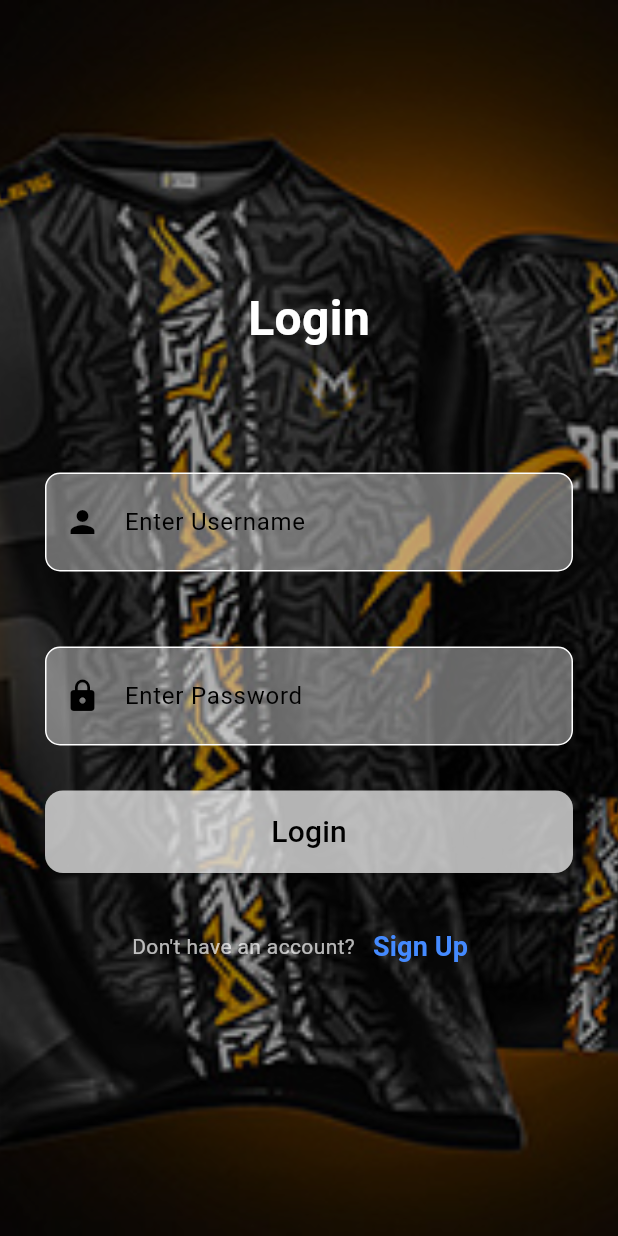
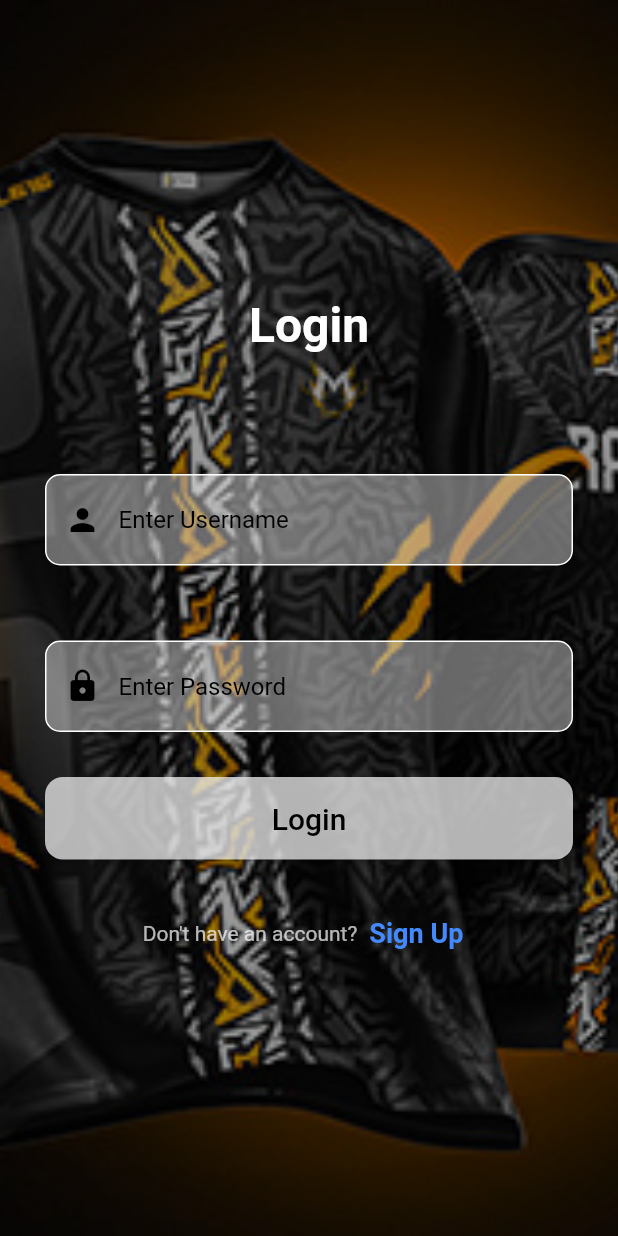
Before and after one commit to Mohitkhanal007/Grocery_store_app, a Flutter app: the screen it shows after launch, on a phone screen of 412 x 824 dp. Run offline on Flutter 3.47's test engine with Material 3 defaults, Android fonts, the phone set to English and light mode, and no system bars; Roboto replaces fonts that are missing (OpenSans Bold, OpenSansRegular, Opensans Regular).

Commit message:
theme and button navigation

```diff
--- a/lib/main.dart
+++ b/lib/main.dart
@@ -1,6 +1,21 @@
 import 'package:flutter/material.dart';
-import 'package:jerseyhub/app.dart';
+import 'package:jerseyhub/theme/theme_data.dart';
+import 'package:jerseyhub/view/splash_screenview.dart';
+
 
 void main() {
-  runApp( App());
+  runApp(const MyApp());
 }
+
+class MyApp extends StatelessWidget {
+  const MyApp({super.key});
+
+  @override
+  Widget build(BuildContext context) {
+    return MaterialApp(
+      debugShowCheckedModeBanner: false,
+      theme: getApplicationTheme(), // Apply your custom theme here
+      home: const SplashScreenview(),
+    );
+  }
+}
--- /dev/null
+++ b/lib/theme/theme_data.dart
@@ -0,0 +1,27 @@
+import 'package:flutter/material.dart';
+
+ThemeData getApplicationTheme(){
+  return ThemeData(
+    useMaterial3: false,
+    primarySwatch: Colors.blue,
+    scaffoldBackgroundColor: Colors.grey[200],
+    fontFamily: 'OpenSansRegular',
+    elevatedButtonTheme: ElevatedButtonThemeData(
+      style: ElevatedButton.styleFrom(
+        textStyle: const TextStyle(
+            fontSize: 20,
+            color: Colors.white,
+            fontWeight: FontWeight.w500,
+            fontFamily: 'Opensans Regular'),
+        backgroundColor: Colors.orangeAccent[200],
+        shape: RoundedRectangleBorder(
+          borderRadius: BorderRadius.circular(5),
+
+        ),
+
+      ),
+    ),
+
+
+  );
+}
--- a/lib/view/login_screenview.dart
+++ b/lib/view/login_screenview.dart
@@ -89,6 +89,7 @@ class _LoginScreenviewState extends State<LoginScreenview> {
                     const Text(
                       'Login',
                       style: TextStyle(
+                        fontFamily: 'OpenSans Bold',
                         color: Colors.white,
                         fontSize: 32,
                         fontWeight: FontWeight.bold,
```
Also changed, not shown: lib/button_screen/about_screen.dart (added, +17 -0 lines), lib/button_screen/cart_screen.dart (added, +17 -0 lines), lib/button_screen/home_screen.dart (added, +152 -0 lines), lib/button_screen/profile_screen.dart (added, +19 -0 lines), lib/view/dashboard_screenview.dart (+52 -5 lines), pubspec.yaml (+11 -4 lines), assets/fonts/OpenSans-Bold.ttf (added), assets/fonts/OpenSans-Italic.ttf (added), assets/fonts/OpenSans-Regular.ttf (added), assets/images/banner.png (added), assets/images/jersey1.png (added), assets/images/jersey2.png (added), assets/images/jersey3.png (added), assets/images/jersey4.png (added).
